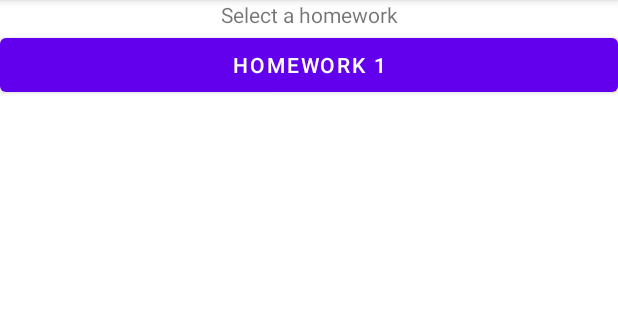
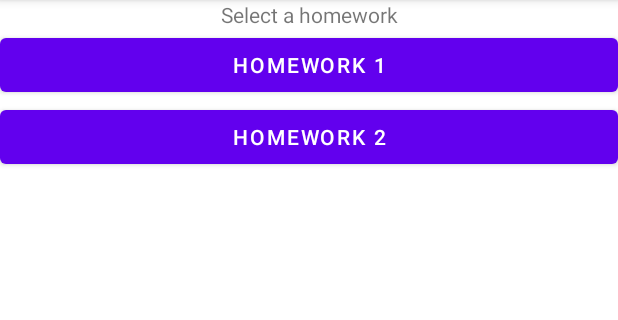
Before and after one commit to matevskial/pmp-homeworks, an Android app: the screen it shows after launch (MainActivity), on a phone screen of 412 x 824 dp, the part 84-404 px from its top. Run offline under Robolectric (Android 15) with nearby library versions, the phone set to English and light mode, and no system bars.

Commit message:
[hm2] Set up the activity

```diff
--- a/app/src/main/AndroidManifest.xml
+++ b/app/src/main/AndroidManifest.xml
@@ -9,6 +9,7 @@
         android:roundIcon="@mipmap/ic_launcher_round"
         android:supportsRtl="true"
         android:theme="@style/Theme.PMPHomeworks">
+        <activity android:name=".homework2.Homework2" />
         <activity android:name=".homework1.Homework1" />
         <activity android:name=".MainActivity">
             <intent-filter>
--- a/app/src/main/res/layout/activity_main.xml
+++ b/app/src/main/res/layout/activity_main.xml
@@ -28,6 +28,11 @@
                 android:layout_width="match_parent"
                 android:layout_height="wrap_content"
                 android:text="@string/homeworkOneButton" />
+            <Button
+                android:id="@+id/homeworkTwoButton"
+                android:layout_width="match_parent"
+                android:layout_height="wrap_content"
+                android:text="@string/homeworkTwoButton" />
         </LinearLayout>
     </ScrollView>
 
--- a/app/src/main/res/values/strings.xml
+++ b/app/src/main/res/values/strings.xml
@@ -7,4 +7,5 @@
     <string name="newTodoButton">Add</string>
     <string name="deleteTodoEntriesButton">Delete all entires</string>
     <string name="todoEntryDeleteButton">Delete</string>
+    <string name="homeworkTwoButton">Homework 2</string>
 </resources>
```
Also changed, not shown: app/src/main/java/com/matevskial/pmphomeworks/homework2/Homework2.kt (added, +13 -0 lines), app/src/main/res/layout/activity_homework2.xml (added, +8 -0 lines), 2 other files.
